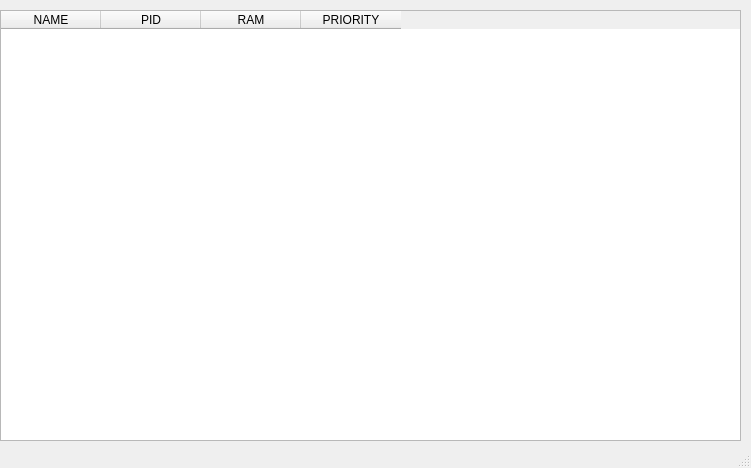
This is lab8/MainWindow.ui in itsoktobeandruha/labs3 as Qt 5 draws it before an edit. The edited form follows.
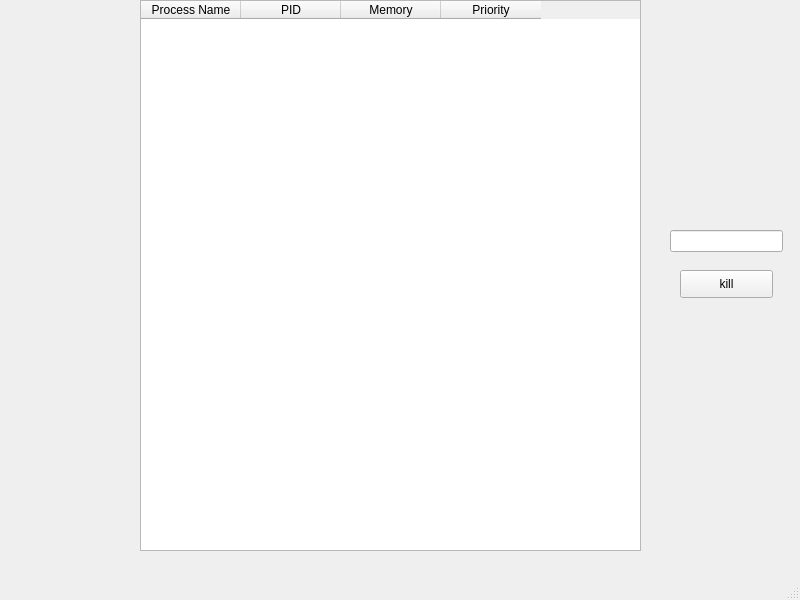
This is the edited form.

What changed in the file:
```diff
--- a/lab8/MainWindow.ui
+++ b/lab8/MainWindow.ui
@@ -6,8 +6,8 @@
    <rect>
     <x>0</x>
     <y>0</y>
-    <width>751</width>
-    <height>468</height>
+    <width>800</width>
+    <height>600</height>
    </rect>
   </property>
   <property name="windowTitle">
@@ -17,10 +17,10 @@
    <widget class="QTableWidget" name="tableWidget">
     <property name="geometry">
      <rect>
-      <x>0</x>
-      <y>10</y>
-      <width>741</width>
-      <height>431</height>
+      <x>140</x>
+      <y>0</y>
+      <width>501</width>
+      <height>551</height>
      </rect>
     </property>
     <property name="editTriggers">
@@ -36,17 +36,11 @@
      <enum>QAbstractItemView::SelectRows</enum>
     </property>
     <property name="sortingEnabled">
-     <bool>true</bool>
+     <bool>false</bool>
     </property>
-    <property name="columnCount">
-     <number>4</number>
-    </property>
-    <attribute name="horizontalHeaderCascadingSectionResizes">
-     <bool>true</bool>
-    </attribute>
     <column>
      <property name="text">
-      <string notr="true" comment="Имя запущенного процесса">NAME</string>
+      <string>Process Name</string>
      </property>
     </column>
     <column>
@@ -56,19 +50,51 @@
     </column>
     <column>
      <property name="text">
-      <string notr="true">RAM</string>
+      <string>Memory</string>
      </property>
     </column>
     <column>
      <property name="text">
-      <string>PRIORITY</string>
+      <string>Priority</string>
      </property>
     </column>
    </widget>
+   <widget class="QPushButton" name="killButton">
+    <property name="geometry">
+     <rect>
+      <x>680</x>
+      <y>270</y>
+      <width>93</width>
+      <height>28</height>
+     </rect>
+    </property>
+    <property name="text">
+     <string>kill</string>
+    </property>
+   </widget>
+   <widget class="QLineEdit" name="killString">
+    <property name="geometry">
+     <rect>
+      <x>670</x>
+      <y>230</y>
+      <width>113</width>
+      <height>22</height>
+     </rect>
+    </property>
+   </widget>
   </widget>
-  <widget class="QStatusBar" name="statusBar"/>
+  <widget class="QMenuBar" name="menubar">
+   <property name="geometry">
+    <rect>
+     <x>0</x>
+     <y>0</y>
+     <width>800</width>
+     <height>26</height>
+    </rect>
+   </property>
+  </widget>
+  <widget class="QStatusBar" name="statusbar"/>
  </widget>
- <layoutdefault spacing="6" margin="11"/>
  <resources/>
  <connections/>
 </ui>
```
Left out of the diff: 18 changed lines with no effect on the pictures.
